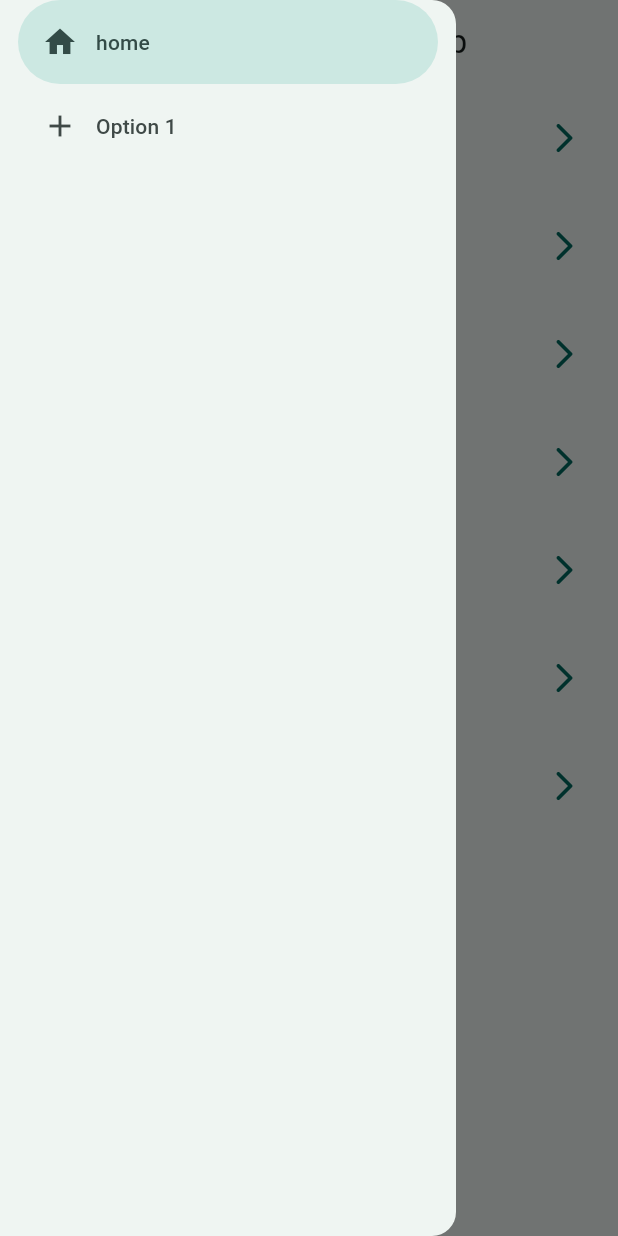
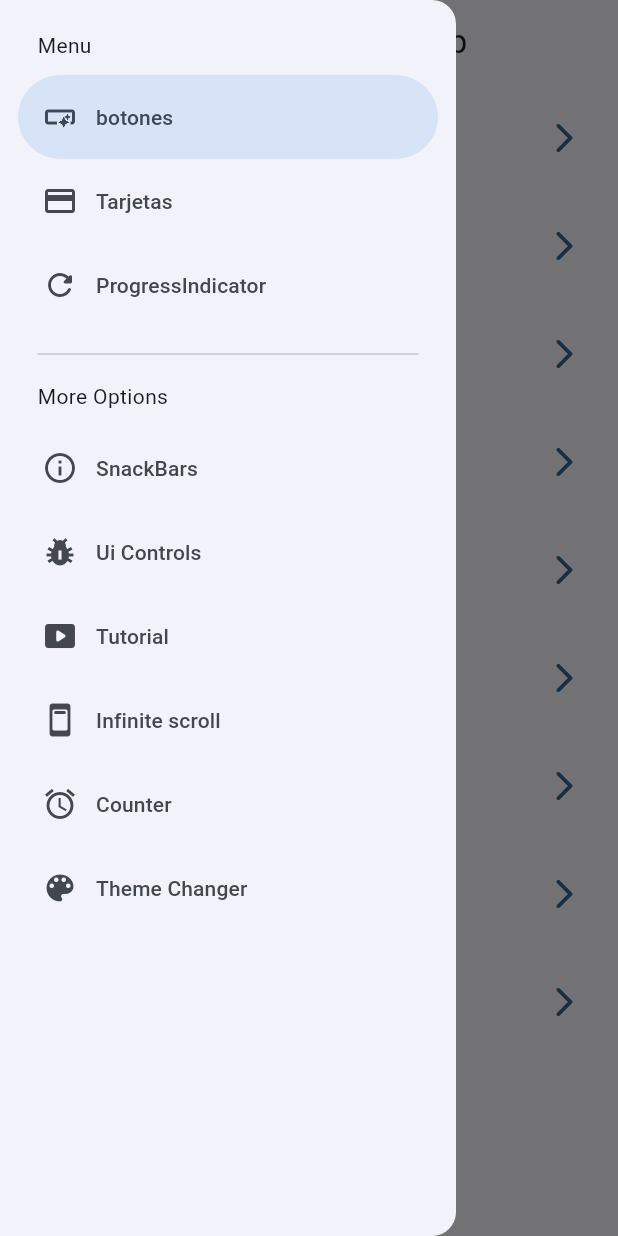
Before and after one commit to DaniMend17/widgets-app, a Flutter app: the screen it shows after launch, with the side drawer open, on a phone screen of 412 x 824 dp. Run offline on Flutter 3.47's test engine with Material 3 defaults, Android fonts, the phone set to English and light mode, and no system bars; our stand-ins replace animate_do, flutter_riverpod, go_router.

Commit message:
Riverpod agregado

```diff
--- a/lib/config/menu/menu_items.dart
+++ b/lib/config/menu/menu_items.dart
@@ -56,4 +56,16 @@ const List<MenuItem> appMenuItems = [
     link: '/infinite',
     icon: Icons.ad_units_rounded
   ),
+  MenuItem(
+    title: 'Counter',
+    subTitle: 'Counter screen',
+    link: '/counter_screen',
+    icon: Icons.access_alarm_outlined
+  ),
+  MenuItem(
+    title: 'Theme Changer',
+    subTitle: 'theme changer',
+    link: '/theme_changer',
+    icon: Icons.color_lens_sharp
+  ),
 ];
--- a/lib/config/router/app_router.dart
+++ b/lib/config/router/app_router.dart
@@ -45,5 +45,15 @@ final appRouter = GoRouter(
       name: InfiniteScrollScreen.name,
       builder: (context, state) => const InfiniteScrollScreen(),
     ),
+    GoRoute(
+      path: '/counter_screen',
+      name: CounterScreen.name,
+      builder: (context, state) => const CounterScreen(),
+    ),
+    GoRoute(
+      path: '/theme_changer',
+      name: ThemeChangerScreen.name,
+      builder: (context, state) => const ThemeChangerScreen(),
+    ),
   ],
 );
--- a/lib/config/theme/app_theme.dart
+++ b/lib/config/theme/app_theme.dart
@@ -2,20 +2,22 @@ import 'package:flutter/material.dart';
 
 const List<Color> colorList = <Color>[
   Colors.blue,
-  Colors.teal,
+  Colors.orange,
   Colors.green,
   Colors.red
 ];
 
 class AppTheme {
   final int selectedColor;
+  bool isDarkMode;
 
-  AppTheme({this.selectedColor = 0})
+  AppTheme({this.selectedColor = 0, this.isDarkMode = false})
       : assert(selectedColor >= 0 && selectedColor < colorList.length,
             'El color seleccionado debe estar en un rango de 0 y ${colorList.length - 1}');
 
   ThemeData getTheme() => ThemeData(
     colorSchemeSeed: colorList[selectedColor],
+    brightness: isDarkMode? Brightness.dark : Brightness.light,
     appBarTheme: AppBarTheme(
       centerTitle: true,
       // backgroundColor: colorList[selectedColor]
--- a/lib/main.dart
+++ b/lib/main.dart
@@ -1,20 +1,30 @@
 import 'package:flutter/material.dart';
+import 'package:flutter_riverpod/flutter_riverpod.dart';
 import 'package:widgets_app/config/router/app_router.dart';
 import 'package:widgets_app/config/theme/app_theme.dart';
+import 'package:widgets_app/presentation/providers/app_theme_provider.dart';
+
 
 void main() {
-  runApp(const MainApp());
+  runApp(
+    const ProviderScope(
+    child: MainApp()
+    )
+  );
 }
 
-class MainApp extends StatelessWidget {
+class MainApp extends ConsumerWidget {
   const MainApp({super.key});
 
   @override
-  Widget build(BuildContext context) {
+  Widget build(BuildContext context, WidgetRef ref) {
+    final int selectedThemeColor = ref.watch(selectedIndexColorProvider);
+    final bool isDarkMode = ref.watch(isDarkProvider);
     return MaterialApp.router(
       routerConfig: appRouter,
       debugShowCheckedModeBanner: false,
-      theme: AppTheme(selectedColor: 1).getTheme(),
+      // theme: AppTheme(selectedColor: 0).getTheme(),
+      theme: AppTheme(selectedColor: selectedThemeColor, isDarkMode: isDarkMode).getTheme(),
     );
   }
 }
--- /dev/null
+++ b/lib/presentation/providers/app_theme_provider.dart
@@ -0,0 +1,9 @@
+import 'package:flutter_riverpod/flutter_riverpod.dart';
+import 'package:widgets_app/config/theme/app_theme.dart';
+
+final isDarkProvider = StateProvider<bool>((ref) => false,);
+
+//Agregar un provider que nunca cambiara.
+final colorListProvider = Provider((ref) => colorList,);
+
+final selectedIndexColorProvider = StateProvider((ref) => 0);
--- /dev/null
+++ b/lib/presentation/providers/counter_provider.dart
@@ -0,0 +1,3 @@
+import 'package:flutter_riverpod/flutter_riverpod.dart';
+
+final counterProvider = StateProvider((ref) => 5);
--- a/lib/presentation/screens/home/home_screen.dart
+++ b/lib/presentation/screens/home/home_screen.dart
@@ -11,7 +11,11 @@ class HomeScreen extends StatelessWidget {
 
   @override
   Widget build(BuildContext context) {
+    //Creamos una llave para identificar este Scaffold y para también poder obtener
+    //el estado de sus elementos, en este caso nos interesa el drawer.
+    final scaffoldKey = GlobalKey<ScaffoldState>();
     return Scaffold(
+      key: scaffoldKey,
       appBar: AppBar(
         title: const Text('Flutter + Material App'),
       ),
@@ -22,7 +26,7 @@ class HomeScreen extends StatelessWidget {
           return _CustomListTile(menuItem: menuItem);
         },
       ),
-      drawer: SlideMenu()
+      drawer: SlideMenu(scaffoldKey: scaffoldKey,)
     );
   }
 }
--- a/lib/presentation/screens/screens.dart
+++ b/lib/presentation/screens/screens.dart
@@ -2,8 +2,10 @@ export 'package:widgets_app/presentation/screens/animated/animated_screen.dart';
 export 'package:widgets_app/presentation/screens/app_tutorial/app_tutorial_screen.dart';
 export 'package:widgets_app/presentation/screens/buttons/buttons_screen.dart';
 export 'package:widgets_app/presentation/screens/cards/card_screens.dart';
+export 'package:widgets_app/presentation/screens/counter/counter_screen.dart';
 export 'package:widgets_app/presentation/screens/home/home_screen.dart';
 export 'package:widgets_app/presentation/screens/infinite_scroll/infinite_scroll_screen.dart';
 export 'package:widgets_app/presentation/screens/progress/progress_sreen.dart';
 export 'package:widgets_app/presentation/screens/snackbar/snackbar_screen.dart';
+export 'package:widgets_app/presentation/screens/theme_changer/theme_changer_screen.dart';
 export 'package:widgets_app/presentation/screens/ui_controls/ui_controls_sreen.dart';
--- a/lib/presentation/widgets/slide_menu.dart
+++ b/lib/presentation/widgets/slide_menu.dart
@@ -1,32 +1,65 @@
 import 'package:flutter/material.dart';
+import 'package:go_router/go_router.dart';
+
+import '../../config/menu/menu_items.dart';
 
 class SlideMenu extends StatefulWidget {
-  const SlideMenu({super.key});
+  final GlobalKey<ScaffoldState> scaffoldKey;
+  const SlideMenu({super.key, required this.scaffoldKey});
 
   @override
   State<SlideMenu> createState() => _SlideMenuState();
 }
 
 class _SlideMenuState extends State<SlideMenu> {
-
   int navIndex = 0;
 
   @override
   Widget build(BuildContext context) {
+    final bool hasNotch = MediaQuery.of(context).viewPadding.top > 35;
     return NavigationDrawer(
       selectedIndex: navIndex,
       onDestinationSelected: (value) => setState(() {
         navIndex = value;
+        final menuSelected = appMenuItems[value];
+        context.push(menuSelected.link);
+        widget.scaffoldKey.currentState?.closeDrawer();
       }),
+
       children: [
-        NavigationDrawerDestination(
-          icon: Icon(Icons.home),
-          label: Text('home')
+        Padding(
+          padding: EdgeInsets.fromLTRB(25, hasNotch ? 10: 20, 0, 10),
+          child: Text('Menu'),
         ),
-        NavigationDrawerDestination(
-          icon: Icon(Icons.add),
-          label: Text('Option 1')
+        ...appMenuItems
+        .sublist(0,3)
+        .map(
+          (element) {
+            return NavigationDrawerDestination(
+              icon:  Icon(element.icon),
+              label: Text(element.title)
+            );
+          }
         ),
+        Padding(
+          padding: EdgeInsets.fromLTRB(25, 10, 25, 10),
+          child: Divider(),
+        ),
+        Padding(
+          padding: EdgeInsets.fromLTRB(25, 0, 25, 10),
+          child: Text('More Options'),
+        ),
+        ...appMenuItems
+        .sublist(3)
+        .map(
+          (element) {
+            return NavigationDrawerDestination(
+              icon:  Icon(element.icon),
+              label: Text(element.title)
+            );
+          }
+        ),
+
       ]
     );
   }
--- a/pubspec.yaml
+++ b/pubspec.yaml
@@ -10,6 +10,7 @@ dependencies:
   animate_do: ^3.3.9
   flutter:
     sdk: flutter
+  flutter_riverpod: ^2.6.1
   go_router: ^14.7.2
 
 dev_dependencies:
```
Also changed, not shown: lib/presentation/screens/counter/counter_screen.dart (added, +46 -0 lines), lib/presentation/screens/theme_changer/theme_changer_screen.dart (added, +59 -0 lines), pubspec.lock.
